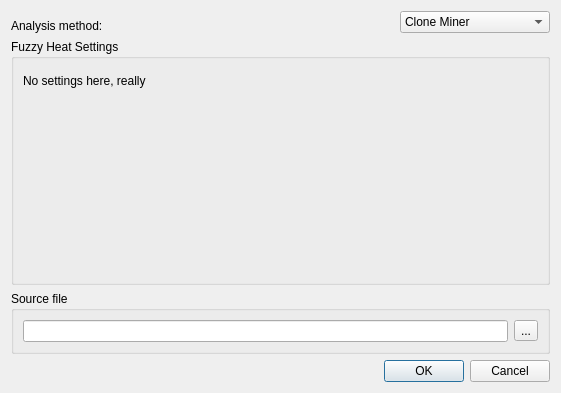
Above: doc-clone-miner/qtui/element_miner_settings.ui from spbu-se/pldoctoolkit before the change. Below: the same form after it.
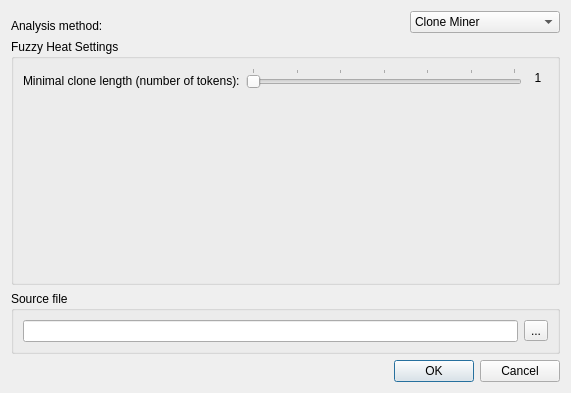
That is the form after the change. The open tabs and pages were chosen to show the change.

Commit message: Allow minimal clone length selection for Fuzzy Heat

The edit to the form file:
```diff
--- a/doc-clone-miner/qtui/element_miner_settings.ui
+++ b/doc-clone-miner/qtui/element_miner_settings.ui
@@ -6,7 +6,7 @@
    <rect>
     <x>0</x>
     <y>0</y>
-    <width>561</width>
+    <width>571</width>
     <height>393</height>
    </rect>
   </property>
@@ -686,19 +686,13 @@
          <property name="title">
           <string>Fuzzy Heat Settings</string>
          </property>
-         <layout class="QVBoxLayout" name="verticalLayout_6">
-          <property name="leftMargin">
-           <number>9</number>
-          </property>
-          <property name="rightMargin">
-           <number>9</number>
-          </property>
+         <layout class="QVBoxLayout" name="verticalLayout_3">
           <item>
            <layout class="QHBoxLayout" name="horizontalLayout_12">
             <item>
              <widget class="QLabel" name="label_9">
               <property name="text">
-               <string>No settings here, really</string>
+               <string>Minimal clone length (number of tokens):</string>
               </property>
               <property name="alignment">
                <set>Qt::AlignBottom|Qt::AlignLeading|Qt::AlignLeft</set>
@@ -706,17 +700,45 @@
              </widget>
             </item>
             <item>
-             <spacer name="horizontalSpacer_9">
+             <widget class="QSlider" name="slClLen_f">
+              <property name="minimum">
+               <number>1</number>
+              </property>
+              <property name="maximum">
+               <number>7</number>
+              </property>
+              <property name="value">
+               <number>1</number>
+              </property>
+              <property name="tracking">
+               <bool>true</bool>
+              </property>
               <property name="orientation">
                <enum>Qt::Horizontal</enum>
               </property>
-              <property name="sizeHint" stdset="0">
+              <property name="tickPosition">
+               <enum>QSlider::TicksAbove</enum>
+              </property>
+              <property name="tickInterval">
+               <number>1</number>
+              </property>
+             </widget>
+            </item>
+            <item>
+             <widget class="QLabel" name="lbClLen_f">
+              <property name="minimumSize">
                <size>
-                <width>40</width>
-                <height>20</height>
+                <width>20</width>
+                <height>0</height>
                </size>
               </property>
-             </spacer>
+              <property name="text">
+               <string>1</string>
+              </property>
+              <property name="alignment">
+               <set>Qt::AlignCenter</set>
+              </property>
+             </widget>
             </item>
            </layout>
           </item>
```
Left out of the diff: 4 changed lines with no effect on the pictures. The commit also changes 1 other file.
